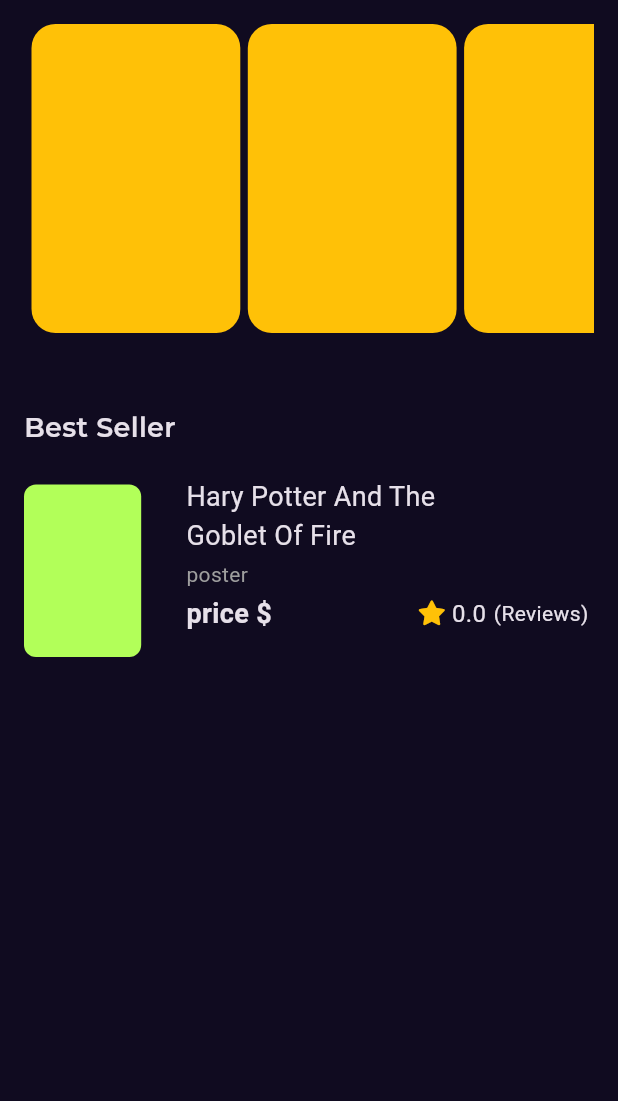
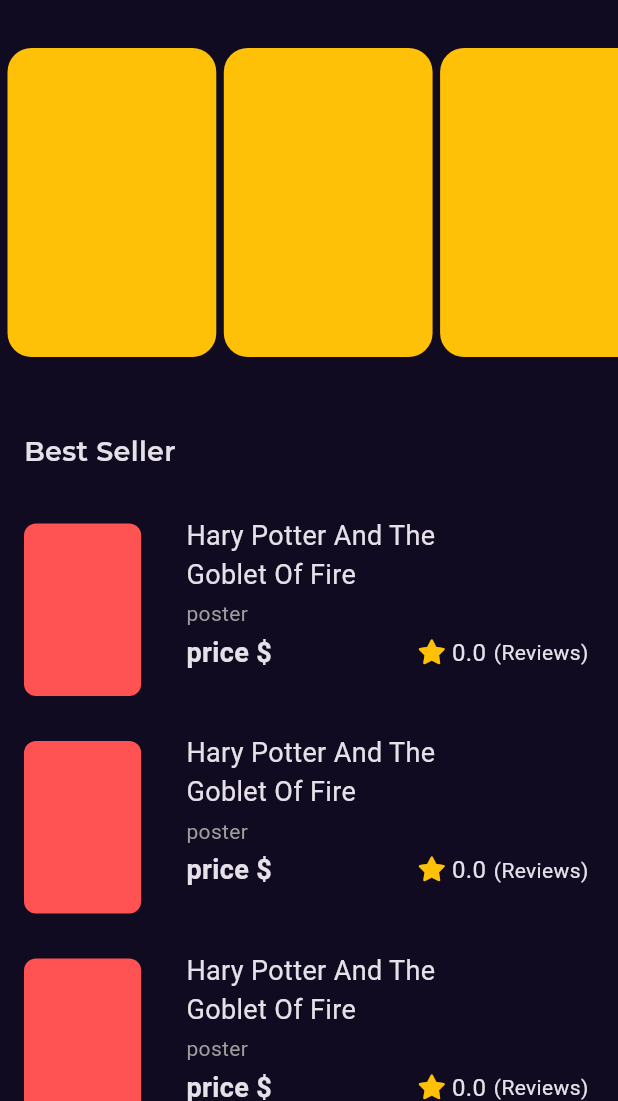
Before and after one commit to MahmoudShbly/books_app, a Flutter app: the screen it shows after launch, on a phone screen of 412 x 824 dp, the part 135-1236 px from its top. Run offline on Flutter 3.47's test engine with Material 3 defaults, Android fonts, the phone set to English and light mode, and no system bars; our stand-ins replace font_awesome_flutter, get, google_fonts; Roboto replaces fonts that are missing (GT Secrta Fine, GT Sectra Fine).

Commit message:
best seller list view ui done && templet of home view ui done

```diff
--- a/lib/features/home/presentation/views/widget/best_seller_list_view.dart
+++ b/lib/features/home/presentation/views/widget/best_seller_list_view.dart
@@ -1,93 +1,17 @@
-import 'package:books_app/core/utils/styles.dart';
+import 'package:books_app/features/home/presentation/views/widget/best_seller_list_view_item.dart';
 import 'package:flutter/material.dart';
-import 'package:font_awesome_flutter/font_awesome_flutter.dart';
 
-class BestSellerListViewItem extends StatelessWidget {
-  const BestSellerListViewItem({super.key});
+class BestSellerListView extends StatelessWidget {
+  const BestSellerListView({super.key});
 
   @override
   Widget build(BuildContext context) {
-    return SizedBox(
-      height: 125,
-      child: Row(
-        children: <Widget>[
-          AspectRatio(
-            aspectRatio: 2.5 / 4,
-            child: Padding(
-              padding: const EdgeInsets.symmetric(vertical: 5.0),
-              child: Container(
-                decoration: BoxDecoration(
-                  borderRadius: BorderRadius.circular(8),
-                  color: Colors.lightGreenAccent,
-                ),
-              ),
-            ),
-          ),
-          const SizedBox(width: 30),
-          Expanded(
-            child: Column(
-              crossAxisAlignment: CrossAxisAlignment.start,
-              children: <Widget>[
-                SizedBox(
-                  width: MediaQuery.of(context).size.width * .5,
-                  child: Text(
-                    'Hary Potter And The Goblet Of Fire ',
-                    style: Styles.textStyle20.copyWith(
-                      fontFamily: 'GT Secrta Fine',
-                    ),
-                    maxLines: 2,
-                    overflow: TextOverflow.ellipsis,
-                  ),
-                ),
-                const SizedBox(height: 3),
-
-                Text(
-                  'poster ',
-                  style: Styles.textStyle14.copyWith(color: Colors.grey),
-                ),
-                const SizedBox(height: 3),
-                Row(
-                  mainAxisSize: MainAxisSize.max,
-                  mainAxisAlignment: MainAxisAlignment.spaceBetween,
-
-                  children: <Widget>[
-                    Text(
-                      r'price $',
-                      style: Styles.textStyle20.copyWith(
-                        fontWeight: FontWeight.bold,
-                      ),
-
-                    ),
-
-                    BookRating()
-                  ],
-                ),
-              ],
-            ),
-          ),
-        ],
-      ),
+    return ListView.builder(
+      physics: NeverScrollableScrollPhysics(),
+      // shrinkWrap: true, // list view take height of his children
+      padding: EdgeInsets.all(0.0),
+      itemBuilder: (context, index) => BestSellerListViewItem(),
+      itemCount: 10,
     );
   }
 }
-
-class BookRating extends StatelessWidget {
-  const BookRating({super.key});
-
-  @override
-  Widget build(BuildContext context) {
-    return Row(
-      children: <Widget>[
-        Icon(FontAwesomeIcons.solidStar, color: Colors.amber, size: 16),
-        SizedBox(
-          width: 6.3,
-        ),
-        Text('0.0',style: Styles.textStyle16,),
-        SizedBox(
-          width: 5,
-        ),
-        Text('(Reviews) ',style: Styles.textStyle14,),
-      ],
-    );
-  }
-}
--- /dev/null
+++ b/lib/features/home/presentation/views/widget/best_seller_list_view_item.dart
@@ -0,0 +1,73 @@
+import 'package:books_app/core/utils/styles.dart';
+import 'package:books_app/features/home/presentation/views/widget/book_rating.dart';
+import 'package:flutter/material.dart';
+
+class BestSellerListViewItem extends StatelessWidget {
+  const BestSellerListViewItem({super.key});
+
+  @override
+  Widget build(BuildContext context) {
+    return Padding(
+      padding: const EdgeInsets.symmetric(vertical: 10.0),
+      child: SizedBox(
+        height: 125,
+        child: Row(
+          children: <Widget>[
+            AspectRatio(
+              aspectRatio: 2.5 / 4,
+              child: Padding(
+                padding: const EdgeInsets.symmetric(vertical: 5.0),
+                child: Container(
+                  decoration: BoxDecoration(
+                    borderRadius: BorderRadius.circular(8),
+                    color: Colors.redAccent,
+                  ),
+                ),
+              ),
+            ),
+            const SizedBox(width: 30),
+            Expanded(
+              child: Column(
+                crossAxisAlignment: CrossAxisAlignment.start,
+                children: <Widget>[
+                  SizedBox(
+                    width: MediaQuery.of(context).size.width * .5,
+                    child: Text(
+                      'Hary Potter And The Goblet Of Fire ',
+                      style: Styles.textStyle20.copyWith(
+                        fontFamily: 'GT Secrta Fine',
+                      ),
+                      maxLines: 2,
+                      overflow: TextOverflow.ellipsis,
+                    ),
+                  ),
+                  const SizedBox(height: 3),
+
+                  Text(
+                    'poster ',
+                    style: Styles.textStyle14.copyWith(color: Colors.grey),
+                  ),
+                  const SizedBox(height: 3),
+                  Row(
+                    mainAxisSize: MainAxisSize.max,
+                    mainAxisAlignment: MainAxisAlignment.spaceBetween,
+
+                    children: <Widget>[
+                      Text(
+                        r'price $',
+                        style: Styles.textStyle20.copyWith(
+                          fontWeight: FontWeight.bold,
+                        ),
+                      ),
+                      BookRating(),
+                    ],
+                  ),
+                ],
+              ),
+            ),
+          ],
+        ),
+      ),
+    );
+  }
+}
--- /dev/null
+++ b/lib/features/home/presentation/views/widget/book_rating.dart
@@ -0,0 +1,24 @@
+import 'package:books_app/core/utils/styles.dart';
+import 'package:flutter/material.dart';
+import 'package:font_awesome_flutter/font_awesome_flutter.dart';
+
+class BookRating extends StatelessWidget {
+  const BookRating({super.key});
+
+  @override
+  Widget build(BuildContext context) {
+    return Row(
+      children: <Widget>[
+        Icon(FontAwesomeIcons.solidStar, color: Colors.amber, size: 16),
+        SizedBox(
+          width: 6.3,
+        ),
+        Text('0.0',style: Styles.textStyle16,),
+        SizedBox(
+          width: 5,
+        ),
+        Text('(Reviews) ',style: Styles.textStyle14,),
+      ],
+    );
+  }
+}
--- a/lib/features/home/presentation/views/widget/home_view_body.dart
+++ b/lib/features/home/presentation/views/widget/home_view_body.dart
@@ -1,7 +1,6 @@
 import 'package:books_app/core/utils/styles.dart';
 import 'package:books_app/features/home/presentation/views/widget/best_seller_list_view.dart';
 import 'package:books_app/features/home/presentation/views/widget/custom_app_bar.dart';
-
 import 'package:books_app/features/home/presentation/views/widget/featured_list_view.dart';
 import 'package:flutter/material.dart';
 import 'package:google_fonts/google_fonts.dart';
@@ -11,22 +10,37 @@ class HomeViewBody extends StatelessWidget {
 
   @override
   Widget build(BuildContext context) {
-    return Padding(
-      padding: const EdgeInsets.all(16.0),
+    return CustomScrollView(
+      slivers: [
+        SliverToBoxAdapter(
           child: Column(
             crossAxisAlignment: CrossAxisAlignment.start,
             children: <Widget>[
-          CustomAppBar(),
+              Padding(
+                padding: const EdgeInsets.all(16.0),
+                child: CustomAppBar(),
+              ),
               FeaturedListView(),
               const SizedBox(height: 50.0),
-          Text(
+              Padding(
+                padding: const EdgeInsets.symmetric(horizontal: 16.0),
+                child: Text(
                   'Best Seller',
                   style: GoogleFonts.montserrat(textStyle: Styles.textStyle18),
                 ),
+              ),
               SizedBox(height: 20),
-          BestSellerListViewItem(),
             ],
           ),
+        ),
+
+        SliverFillRemaining(
+          child: Padding(
+            padding: const EdgeInsets.symmetric(horizontal: 16.0),
+            child: BestSellerListView(),
+          ),
+        ),
+      ],
     );
   }
 }
```
Lines whose indentation alone changed are shown as unchanged.
